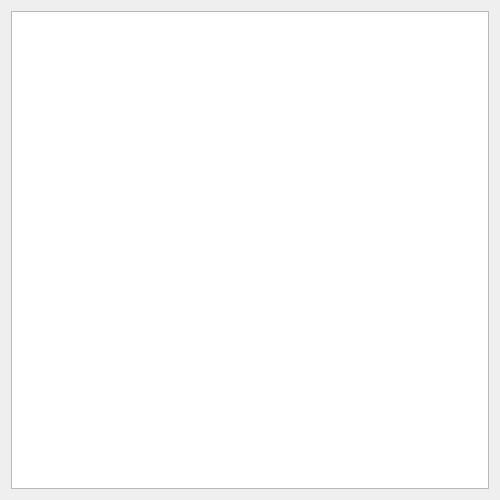
Before: the Qt Designer form paint.ui in JohnKeats97/OnlineDrawing, drawn with Qt 5.
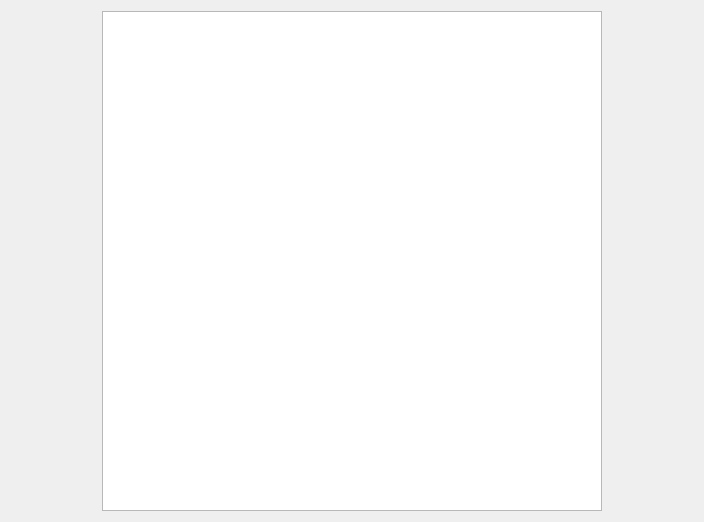
After: the same form once the commit is applied.

Diff of the .ui file:
```diff
--- a/paint.ui
+++ b/paint.ui
@@ -6,28 +6,32 @@
    <rect>
     <x>0</x>
     <y>0</y>
-    <width>500</width>
-    <height>500</height>
+    <width>704</width>
+    <height>518</height>
    </rect>
   </property>
-  <property name="minimumSize">
-   <size>
-    <width>500</width>
-    <height>500</height>
-   </size>
-  </property>
-  <property name="maximumSize">
-   <size>
-    <width>500</width>
-    <height>500</height>
-   </size>
-  </property>
   <property name="windowTitle">
    <string>Paint</string>
   </property>
   <layout class="QGridLayout" name="gridLayout">
    <item row="0" column="0">
-    <widget class="QGraphicsView" name="graphicsView"/>
+    <widget class="QGraphicsView" name="graphicsView">
+     <property name="minimumSize">
+      <size>
+       <width>500</width>
+       <height>500</height>
+      </size>
+     </property>
+     <property name="maximumSize">
+      <size>
+       <width>500</width>
+       <height>500</height>
+      </size>
+     </property>
+     <property name="layoutDirection">
+      <enum>Qt::LeftToRight</enum>
+     </property>
+    </widget>
    </item>
   </layout>
  </widget>
```
